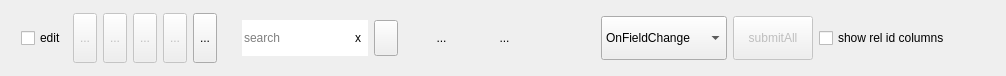
This is pbltableview/btn_toolbox.ui in PavelDorofeev/Fork-Sql-Qt-4.8.1--SQLite-3--relations--calc-fields as Qt 5 draws it before an edit. The edited form follows.
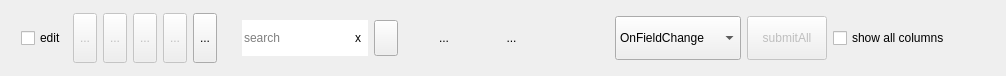
This is the edited form. Icons and pictures are not drawn. Custom widgets are drawn as their Qt base class.

```diff
--- a/pbltableview/btn_toolbox.ui
+++ b/pbltableview/btn_toolbox.ui
@@ -472,7 +472,7 @@
         </sizepolicy>
        </property>
        <property name="text">
-        <string>show rel id columns</string>
+        <string>show all columns</string>
        </property>
       </widget>
      </item>
```
Left out of the diff: 11 changed lines with no effect on the pictures.
